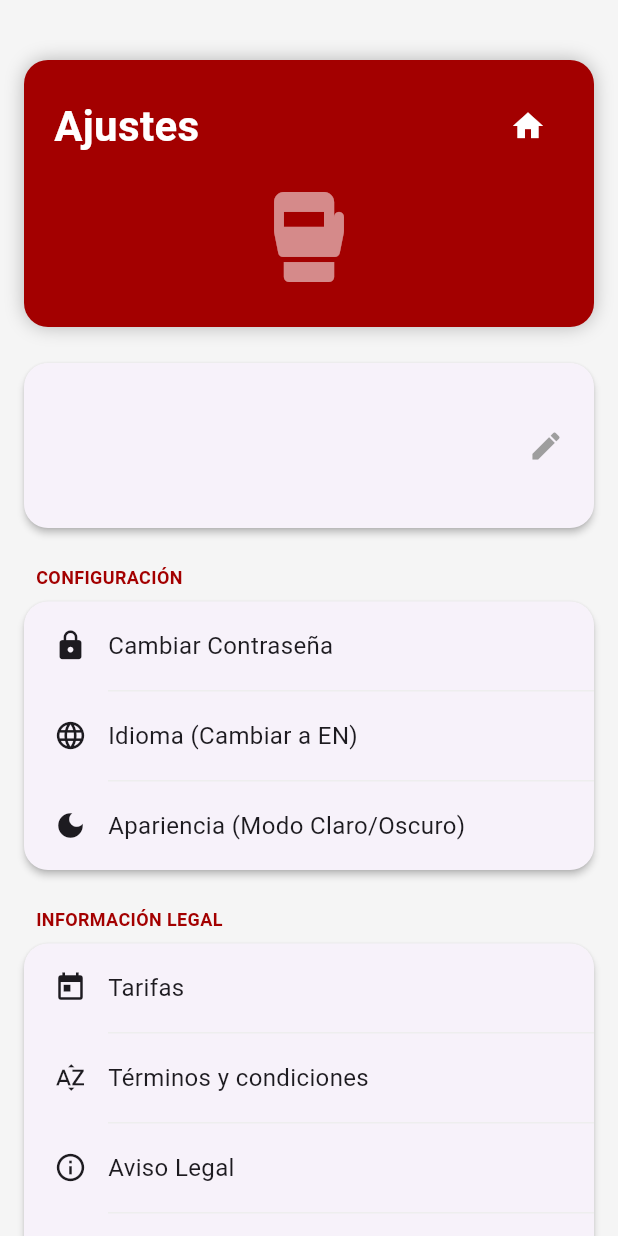
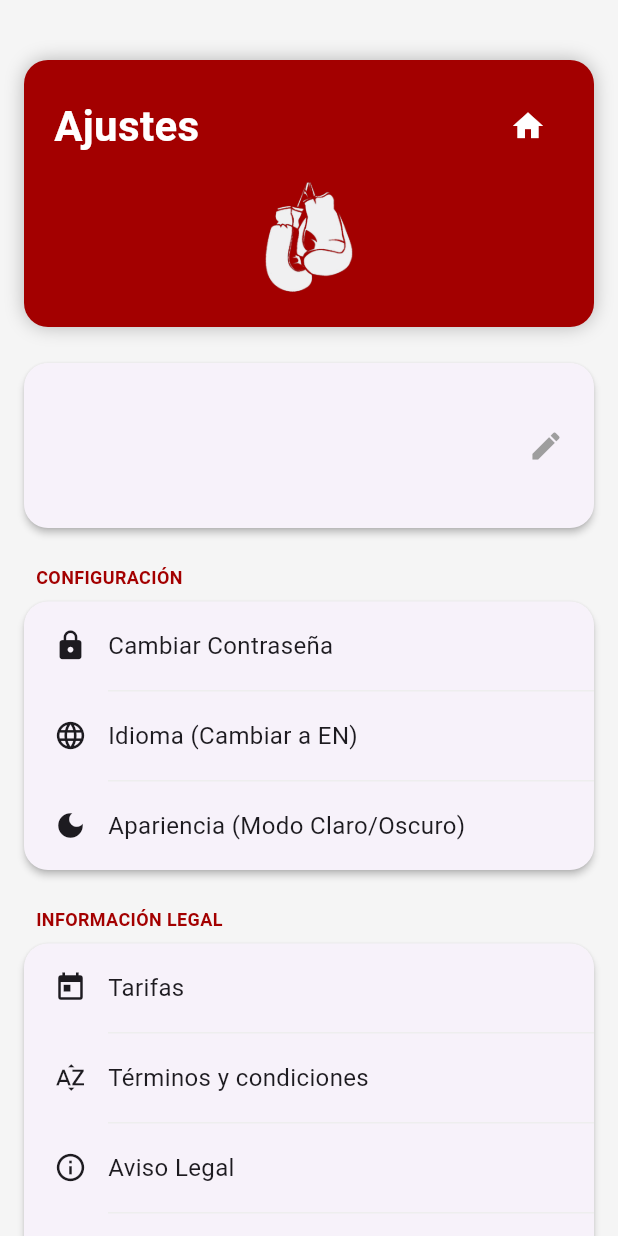
Before and after one commit to Javip01/the_ring_private_flutter, a Flutter app: the screen it shows once a user with an empty profile is signed in, after a tap on the "menu" icon, after a tap on "MÁS OPCIONES", on a phone screen of 412 x 824 dp. Run offline on Flutter 3.47's test engine with Material 3 defaults, Android fonts, the phone set to English and light mode, and no system bars; our stand-ins replace firebase_auth, firebase_core, firebase_database, qr_flutter; missing offline and left inert: mobile_scanner; accounts and stored records are empty; network calls fail.

Commit message:
Imagenes añadidas a la app

```diff
--- a/lib/screens/home_screen.dart
+++ b/lib/screens/home_screen.dart
@@ -39,7 +39,6 @@ class _HomeScreenState extends State<HomeScreen> with SingleTickerProviderStateM
   @override
   void initState() {
     super.initState();
-    // Animación directa y suave: Sin rebotes (easeOutCubic) y un poco más rápida (200ms)
     _menuController = AnimationController(vsync: this, duration: const Duration(milliseconds: 200));
     _menuAnimation = CurvedAnimation(parent: _menuController, curve: Curves.easeOutCubic, reverseCurve: Curves.easeInCubic);
   }
@@ -67,7 +66,7 @@ class _HomeScreenState extends State<HomeScreen> with SingleTickerProviderStateM
 
   // --- ABRIR WHATSAPP ---
   void _abrirWhatsApp() async {
-    const String telefono = "34123456789"; // CAMBIA ESTO POR EL NÚMERO DEL CLUB
+    const String telefono = "34123456789";
     final Uri url = Uri.parse("https://wa.me/$telefono?text=Hola, necesito asistencia.");
     if (!await launchUrl(url, mode: LaunchMode.externalApplication)) {
       if (mounted) ScaffoldMessenger.of(context).showSnackBar(const SnackBar(content: Text("No se pudo abrir WhatsApp")));
@@ -242,12 +241,15 @@ class _HomeScreenState extends State<HomeScreen> with SingleTickerProviderStateM
     bool isEng = TheRingPrivateApp.isEnglishNotifier.value;
     final size = MediaQuery.of(context).size;
 
+    // LÓGICA DE LOGO DINÁMICO
+    final bool isDark = Theme.of(context).brightness == Brightness.dark;
+    final String logoPath = isDark
+        ? 'lib/assets/logo_the_ring_transparente.png'
+        : 'lib/assets/logo_the_ring_transparente_negro.png';
+
     return Scaffold(
       body: Stack(
         children: [
-          // ==========================================
-          // CAPA 1: FONDO Y CONTENIDO
-          // ==========================================
           Positioned.fill(
             child: SingleChildScrollView(
               padding: const EdgeInsets.only(bottom: 120),
@@ -264,12 +266,20 @@ class _HomeScreenState extends State<HomeScreen> with SingleTickerProviderStateM
                       ],
                     ),
                   ),
+
+                  // CONTENEDOR DE LOGO (REEMPLAZO)
                   Container(
                     height: 180, width: double.infinity,
                     margin: const EdgeInsets.symmetric(horizontal: 16, vertical: 16),
-                    decoration: BoxDecoration(color: Colors.black, borderRadius: BorderRadius.circular(24)),
-                    child: Center(child: Image.asset('assets/images/logo.png', height: 100, errorBuilder: (_,__,___) => const Icon(Icons.image, color: Colors.white, size: 50))),
+                    alignment: Alignment.center,
+                    child: Image.asset(
+                      logoPath,
+                      height: 140,
+                      fit: BoxFit.contain,
+                      errorBuilder: (_,__,___) => Icon(Icons.image, color: isDark ? Colors.white : Colors.black, size: 50)
+                    ),
                   ),
+
                   Padding(
                     padding: const EdgeInsets.only(left: 24, bottom: 4),
                     child: Text(isEng ? 'NOTIFICATIONS' : 'NOTIFICACIONES', style: const TextStyle(color: rojoRing, fontWeight: FontWeight.bold, fontSize: 14)),
@@ -293,9 +303,6 @@ class _HomeScreenState extends State<HomeScreen> with SingleTickerProviderStateM
             ),
           ),
 
-          // ==========================================
-          // CAPA 2: BOTÓN DEL QR CENTRAL
-          // ==========================================
           Positioned(
             bottom: 30,
             left: (size.width / 2) - _qrRadius,
@@ -308,9 +315,6 @@ class _HomeScreenState extends State<HomeScreen> with SingleTickerProviderStateM
             ),
           ),
 
-          // ==========================================
-          // CAPA 3: BOTÓN DE WHATSAPP
-          // ==========================================
           ValueListenableBuilder<Offset?>(
             valueListenable: _waPositionNotifier,
             builder: (context, position, child) {
@@ -373,9 +377,6 @@ class _HomeScreenState extends State<HomeScreen> with SingleTickerProviderStateM
             ),
           ),
 
-          // ==========================================
-          // CAPA 4: MENÚ DESPLEGABLE SUPERIOR DERECHO
-          // ==========================================
           if (_isMenuOpen)
             Positioned.fill(
               child: GestureDetector(
@@ -394,7 +395,7 @@ class _HomeScreenState extends State<HomeScreen> with SingleTickerProviderStateM
                 opacity: _menuAnimation,
                 child: ScaleTransition(
                   scale: _menuAnimation,
-                  alignment: Alignment.topRight, // Emerge recto, sin rebote
+                  alignment: Alignment.topRight,
                   child: _buildMenuContent(),
                 ),
               ),
--- a/lib/screens/login_screen.dart
+++ b/lib/screens/login_screen.dart
@@ -37,7 +37,6 @@ class _LoginScreenState extends State<LoginScreen> {
     }
   }
 
-  // BOTTOM SHEET DE AJUSTES EN LOGIN (SIN EL BOTÓN DE "MÁS OPCIONES")
   void _mostrarDropdownAjustes() {
     showModalBottomSheet(
       context: context,
@@ -59,7 +58,6 @@ class _LoginScreenState extends State<LoginScreen> {
                   child: Column(
                     mainAxisSize: MainAxisSize.min,
                     children: [
-                      // SECCIÓN IDIOMA
                       Row(
                         children: [
                           const Icon(Icons.language, color: Color(0xFFA30000)),
@@ -75,7 +73,6 @@ class _LoginScreenState extends State<LoginScreen> {
                         ],
                       ),
                       const Divider(height: 32),
-                      // SECCIÓN APARIENCIA
                       Row(
                         children: [
                           const Icon(Icons.palette, color: Color(0xFFA30000)),
@@ -90,7 +87,7 @@ class _LoginScreenState extends State<LoginScreen> {
                           _buildOption(isEng, isEng ? 'Dark' : 'Oscuro', currentTheme == ThemeMode.dark, () => TheRingPrivateApp.themeNotifier.value = ThemeMode.dark),
                         ],
                       ),
-                      const SizedBox(height: 20), // Pequeño espacio al final
+                      const SizedBox(height: 20),
                     ],
                   ),
                 );
@@ -129,6 +126,11 @@ class _LoginScreenState extends State<LoginScreen> {
                 final isDarkMode = currentTheme == ThemeMode.dark;
                 final cardBgColor = isDarkMode ? const Color(0xFF1E1E1E) : Colors.white;
                 final textColor = isDarkMode ? Colors.white : Colors.black87;
+
+                // LÓGICA DE LOGO DINÁMICO
+                final String logoPath = isDarkMode
+                    ? 'lib/assets/logo_the_ring_transparente.png'
+                    : 'lib/assets/logo_the_ring_transparente_negro.png';
 
                 return Scaffold(
                   backgroundColor: isDarkMode ? const Color(0xFF121212) : const Color(0xFFF5F5F5),
@@ -171,7 +173,17 @@ class _LoginScreenState extends State<LoginScreen> {
                                   ),
                                 ),
                               ),
-                              Positioned(top: 0, child: Image.asset('assets/images/logo.png', width: 160, height: 100, errorBuilder: (context, error, stackTrace) => Container(width: 160, height: 100, decoration: BoxDecoration(color: Colors.black, borderRadius: BorderRadius.circular(20)), child: const Icon(Icons.image, color: Colors.white)))),
+                              // LOGO DINÁMICO EN SU SITIO ORIGINAL
+                              Positioned(
+                                top: 0,
+                                child: Image.asset(
+                                  logoPath,
+                                  width: 160,
+                                  height: 100,
+                                  fit: BoxFit.contain,
+                                  errorBuilder: (context, error, stackTrace) => const Icon(Icons.image, size: 50)
+                                )
+                              ),
                             ],
                           ),
                         ],
--- a/lib/screens/settings_screen.dart
+++ b/lib/screens/settings_screen.dart
@@ -19,7 +19,6 @@ class _SettingsScreenState extends State<SettingsScreen> {
     Navigator.of(context).pushAndRemoveUntil(MaterialPageRoute(builder: (context) => const LoginScreen()), (route) => false);
   }
 
-  // --- POPUP: CAMBIAR CONTRASEÑA ---
   void _mostrarDialogoPassword() {
     bool isEng = TheRingPrivateApp.isEnglishNotifier.value;
     showDialog(
@@ -51,7 +50,7 @@ class _SettingsScreenState extends State<SettingsScreen> {
                   Expanded(
                     child: ElevatedButton(
                       style: ElevatedButton.styleFrom(backgroundColor: const Color(0xFFA30000)),
-                      onPressed: () => Navigator.pop(context), // Lógica guardado aquí
+                      onPressed: () => Navigator.pop(context),
                       child: Text(isEng ? 'Update' : 'Actualizar', style: const TextStyle(color: Colors.white)),
                     ),
                   ),
@@ -64,7 +63,6 @@ class _SettingsScreenState extends State<SettingsScreen> {
     );
   }
 
-  // --- POPUP: ELIMINAR CUENTA ---
   void _mostrarDialogoEliminar() {
     bool isEng = TheRingPrivateApp.isEnglishNotifier.value;
     showDialog(
@@ -110,7 +108,6 @@ class _SettingsScreenState extends State<SettingsScreen> {
     );
   }
 
-  // --- BOTTOM SHEET: TEXTOS LEGALES ---
   void _mostrarBottomSheetLegal(String titulo, String contenido) {
     showModalBottomSheet(
       context: context,
@@ -179,7 +176,13 @@ class _SettingsScreenState extends State<SettingsScreen> {
                     ],
                   ),
                   const SizedBox(height: 10),
-                  const Icon(Icons.sports_mma, size: 80, color: Colors.white54), // Guantes de boxeo
+                  // AQUÍ ESTÁN LOS GUANTES SUSTITUYENDO AL PUÑO
+                  Image.asset(
+                    'lib/assets/guantes.png',
+                    height: 80,
+                    fit: BoxFit.contain,
+                    errorBuilder: (context, error, stackTrace) => const Icon(Icons.sports_mma, size: 80, color: Colors.white54),
+                  ),
                 ],
               ),
             ),
@@ -208,14 +211,12 @@ class _SettingsScreenState extends State<SettingsScreen> {
                   _buildRow(Icons.lock, isEng ? 'Change Password' : 'Cambiar Contraseña', onTap: _mostrarDialogoPassword),
                   const Divider(height: 1, indent: 56, color: Color(0xFFEEEEEE)),
                   _buildRow(Icons.language, isEng ? 'Language (Switch to ES)' : 'Idioma (Cambiar a EN)', onTap: () {
-                    // FUNCIONALIDAD IDIOMA
                     setState(() {
                       TheRingPrivateApp.isEnglishNotifier.value = !isEng;
                     });
                   }),
                   const Divider(height: 1, indent: 56, color: Color(0xFFEEEEEE)),
                   _buildRow(isDark ? Icons.light_mode : Icons.dark_mode, isEng ? 'Appearance (Toggle)' : 'Apariencia (Modo Claro/Oscuro)', onTap: () {
-                    // FUNCIONALIDAD MODO OSCURO
                     setState(() {
                       TheRingPrivateApp.themeNotifier.value = isDark ? ThemeMode.light : ThemeMode.dark;
                     });
@@ -232,7 +233,6 @@ class _SettingsScreenState extends State<SettingsScreen> {
               child: Column(
                 children: [
                   _buildRow(Icons.today, isEng ? 'Tariffs' : 'Tarifas', onTap: () {
-                    // FUNCIONALIDAD ABRIR TARIFAS
                     Navigator.push(context, MaterialPageRoute(builder: (context) => const TarifasScreen()));
                   }),
                   const Divider(height: 1, indent: 56, color: Color(0xFFEEEEEE)),
--- a/pubspec.yaml
+++ b/pubspec.yaml
@@ -69,6 +69,9 @@ flutter:
   #   - images/a_dot_burr.jpeg
   #   - images/a_dot_ham.jpeg
   assets:
+    - lib/assets/logo_the_ring_transparente.png
+    - lib/assets/logo_the_ring_transparente_negro.png
+    - lib/assets/guantes.png
     - lib/assets/WhatsApp_icon.png
 
   # An image asset can refer to one or more resolution-specific "variants", see
```
Also changed, not shown: lib/screens/register_screen.dart (+14 -15 lines), lib/assets/guantes.png (added), lib/assets/logo_the_ring_transparente.png (added), lib/assets/logo_the_ring_transparente_negro.png (added).
